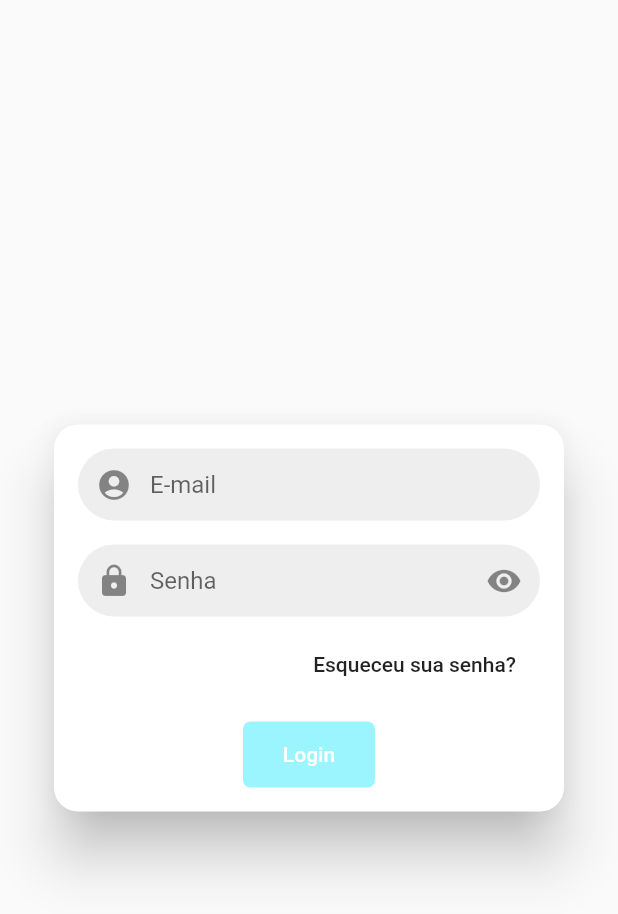
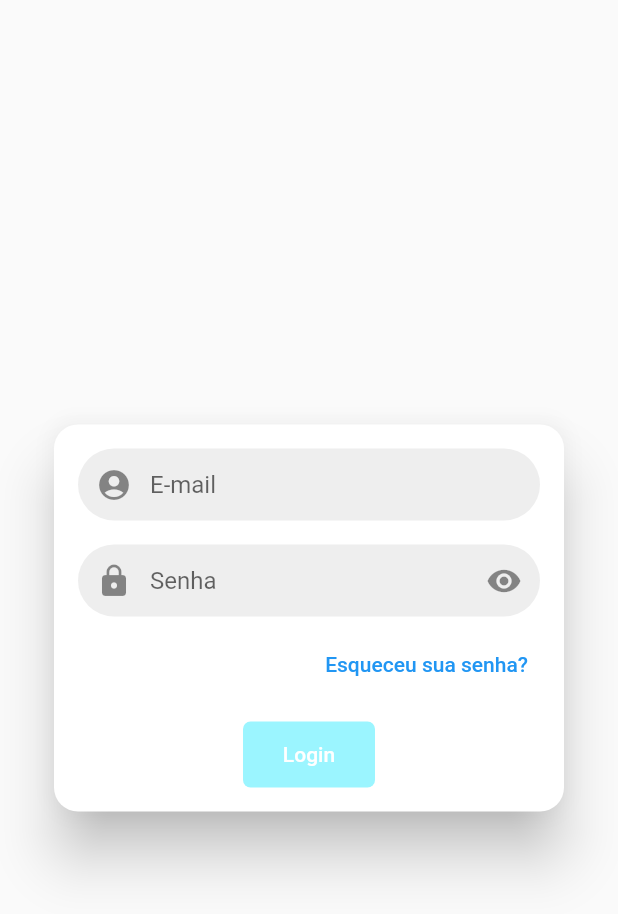
Before and after one commit to italo-santos-dev/mobx-login-flutter, a Flutter app: the screen it shows after launch, on a phone screen of 412 x 824 dp. Shown: the top 914 px of the screen. Run offline on Flutter 3.47's test engine with Material 2 defaults, Android fonts, the phone set to English and light mode, and no system bars; our stand-ins replace flutter_mobx, mobx; generated files the repository leaves out were written again.

Commit message:
null-safety

```diff
--- a/lib/main.dart
+++ b/lib/main.dart
@@ -11,8 +11,9 @@ class MyApp extends StatelessWidget {
       debugShowCheckedModeBanner: false,
       theme: ThemeData(
         primaryColor: Colors.cyanAccent[400],
-        cursorColor: Colors.cyanAccent[400],
-        // scaffoldBackgroundColor: Colors.cyanAccent[400],
+        textSelectionTheme: TextSelectionThemeData(
+          cursorColor: Colors.cyanAccent[400],
+        ),
       ),
       home: LoginScreen(),
     );
--- a/lib/screens/login_screen.dart
+++ b/lib/screens/login_screen.dart
@@ -83,7 +83,7 @@ class _LoginScreenState extends State<LoginScreen> {
                     Container(
                       height: 44.0,
                       alignment: Alignment.centerRight,
-                      child: FlatButton(
+                      child: TextButton(
                         child: Text(
                           "Esqueceu sua senha?",
                           textAlign: TextAlign.right,
```
Also changed, not shown: 1 other file.
